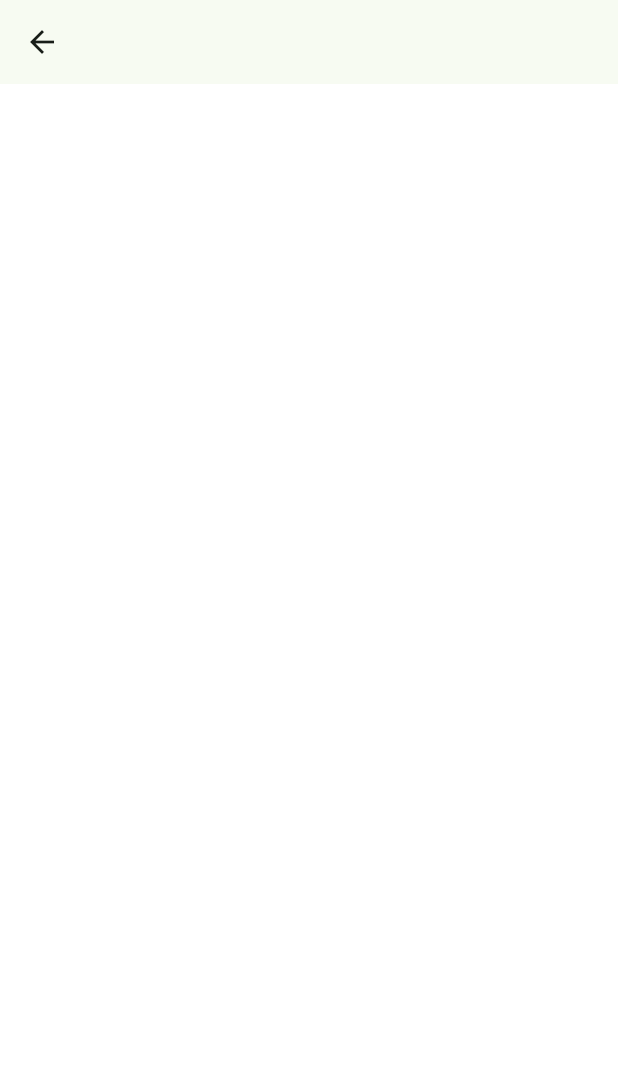
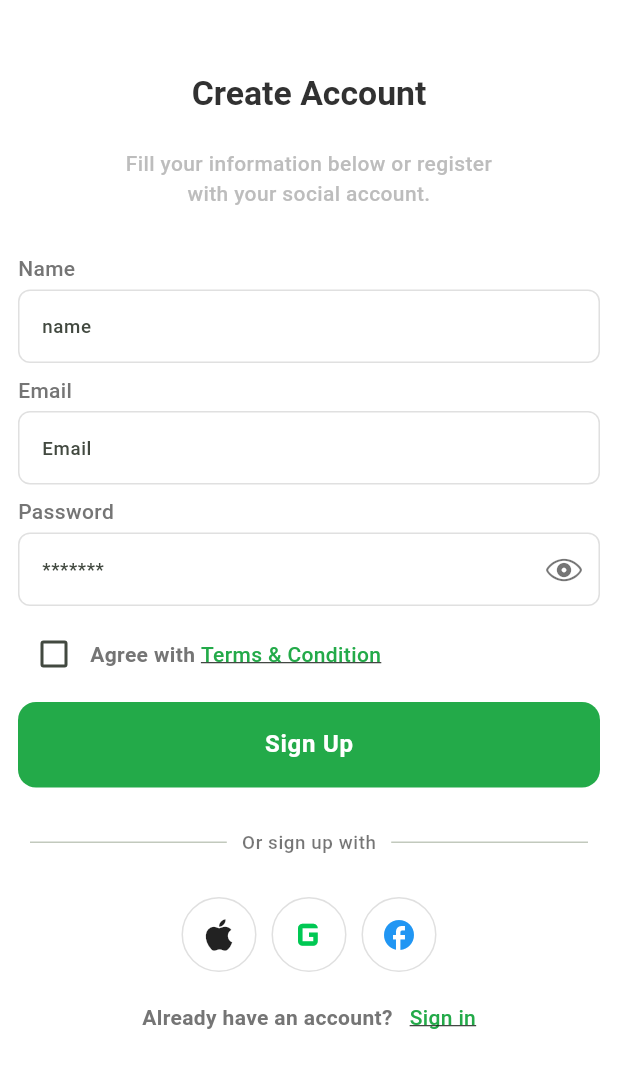
Before and after one commit to shuhaibkt02/easy_cart, a Flutter app: the SignUpScreen screen opened directly, on a phone screen of 412 x 824 dp. Shown: the top 1068 px of the screen. Run offline on Flutter 3.47's test engine with Material 3 defaults, Android fonts, the phone set to English and light mode, and no system bars.

Commit message:
signup ui completed

```diff
--- a/lib/feature/auth/presentation/screen/sign_up_screen.dart
+++ b/lib/feature/auth/presentation/screen/sign_up_screen.dart
@@ -1,3 +1,10 @@
+import 'package:easy_cart/feature/auth/presentation/widget/custom_button.dart';
+import 'package:easy_cart/feature/auth/presentation/widget/custom_text.dart';
+import 'package:easy_cart/feature/auth/presentation/widget/custom_text_field.dart';
+import 'package:easy_cart/feature/auth/presentation/widget/or_text.dart';
+import 'package:easy_cart/feature/auth/presentation/widget/row_text.dart';
+import 'package:easy_cart/feature/auth/presentation/widget/sign_options.dart';
+import 'package:flutter/cupertino.dart';
 import 'package:flutter/material.dart';
 
 class SignUpScreen extends StatelessWidget {
@@ -5,9 +12,94 @@ class SignUpScreen extends StatelessWidget {
 
   @override
   Widget build(BuildContext context) {
+    double width = MediaQuery.sizeOf(context).width;
+    final textStyle = Theme.of(context).textTheme;
+    const height30 = SizedBox(height: 20);
+    // ignore: no_leading_underscores_for_local_identifiers
+    GlobalKey<FormState> _formKey = GlobalKey<FormState>();
     return Scaffold(
-      appBar: AppBar(),
-      body: Container(),
+      body: SingleChildScrollView(
+        child: Padding(
+          padding: const EdgeInsets.symmetric(horizontal: 12.0, vertical: 7),
+          child: Form(
+            key: _formKey,
+            child: Column(
+              mainAxisAlignment: MainAxisAlignment.center,
+              children: [
+                const SizedBox(height: 30),
+                CustomText(
+                  width: width,
+                  textStyle: textStyle,
+                  heading: 'Create Account',
+                  message:
+                      'Fill your information below or register\nwith your social account.',
+                ),
+                const SizedBox(height: 10),
+                CustomTextField(
+                  width: width,
+                  textStyle: textStyle,
+                  label: 'Name',
+                  hintText: 'name',
+                ),
+                CustomTextField(
+                  width: width,
+                  textStyle: textStyle,
+                  label: 'Email',
+                  hintText: 'Email',
+                ),
+                CustomTextField(
+                  obscureText: true,
+                  width: width,
+                  textStyle: textStyle,
+                  label: 'Password',
+                  hintText: '*******',
+                  suffixIcon:
+                      const Icon(CupertinoIcons.eye, color: Colors.black54),
+                ),
+                Padding(
+                  padding: const EdgeInsets.symmetric(vertical: 8.0),
+                  child: Row(
+                    children: [
+                      Checkbox(
+                        value: false,
+                        onChanged: (value) {},
+                      ),
+                      Align(
+                        alignment: Alignment.topLeft,
+                        child: RowText(
+                          textStyle: textStyle,
+                          onTap: () {},
+                          text: 'Agree with ',
+                          linkText: 'Terms & Condition',
+                        ),
+                      ),
+                    ],
+                  ),
+                ),
+                CustomButton(
+                  width: width,
+                  btnLabel: 'Sign Up',
+                  onpress: () {
+                    _formKey.currentState?.validate();
+                  },
+                ),
+                height30,
+                OrText(textStyle: textStyle, text: 'Or sign up with'),
+                height30,
+                const SignOptions(),
+                height30,
+                RowText(
+                  textStyle: textStyle,
+                  onTap: () {},
+                  text: 'Already have an account?   ',
+                  linkText: 'Sign in',
+                ),
+                height30,
+              ],
+            ),
+          ),
+        ),
+      ),
     );
   }
 }
--- a/lib/feature/auth/presentation/widget/custom_text.dart
+++ b/lib/feature/auth/presentation/widget/custom_text.dart
@@ -1,4 +1,3 @@
-
 import 'package:flutter/material.dart';
 
 class CustomText extends StatelessWidget {
@@ -32,6 +31,7 @@ class CustomText extends StatelessWidget {
           padding: const EdgeInsets.all(12.0),
           child: Text(
             message,
+            textAlign: TextAlign.center,
             style: textStyle.bodyMedium?.copyWith(
               color: Colors.grey.shade400,
             ),
--- a/lib/feature/auth/presentation/widget/row_text.dart
+++ b/lib/feature/auth/presentation/widget/row_text.dart
@@ -1,4 +1,3 @@
-
 import 'package:easy_cart/utils/core/custom_theme.dart';
 import 'package:flutter/material.dart';
 
@@ -23,7 +22,7 @@ class RowText extends StatelessWidget {
       child: RichText(
         text: TextSpan(
           text: text,
-          style: textStyle.bodyMedium,
+          style: textStyle.bodyMedium?.copyWith(fontWeight: FontWeight.bold),
           children: <TextSpan>[
             TextSpan(
               text: linkText,
--- a/lib/main.dart
+++ b/lib/main.dart
@@ -1,3 +1,4 @@
+import 'package:easy_cart/feature/auth/presentation/screen/sign_up_screen.dart';
 import 'package:easy_cart/feature/onboarding/presentation/screen/splash_screen.dart';
 import 'package:easy_cart/utils/core/custom_theme.dart';
 import 'package:flutter/material.dart';
@@ -16,7 +17,7 @@
       debugShowCheckedModeBanner: false,
       theme: appTheme,
       title: 'Easy Cart',
-      home: const SplashScreen(),
+      home: const SignUpScreen(),
     );
   }
 }
```
Also changed, not shown: lib/feature/onboarding/presentation/logic/onboard_provider.dart (added, +41 -0 lines), lib/feature/onboarding/presentation/screen/onborad_screen.dart (+11 -22 lines).
